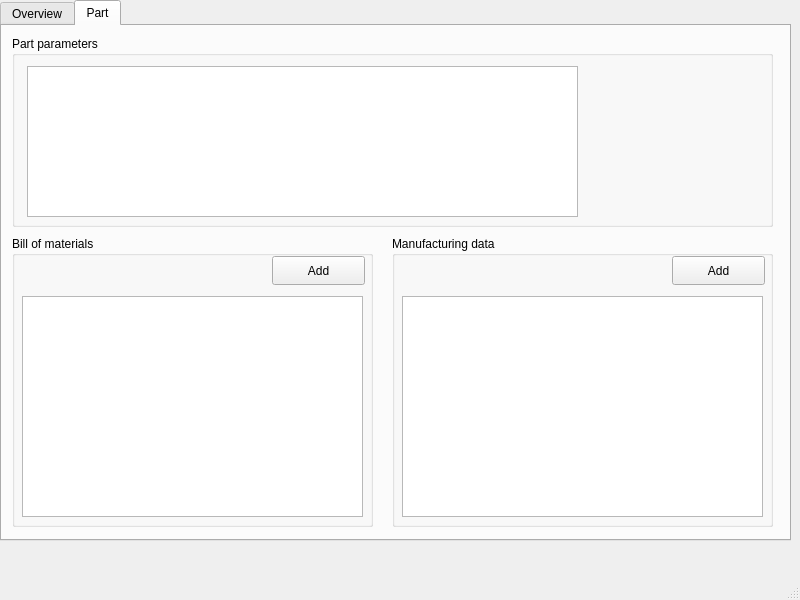
First picture: the form in Src/PDMLite/mainwindow.ui, repository am-a3/PDMLite, before the edit.
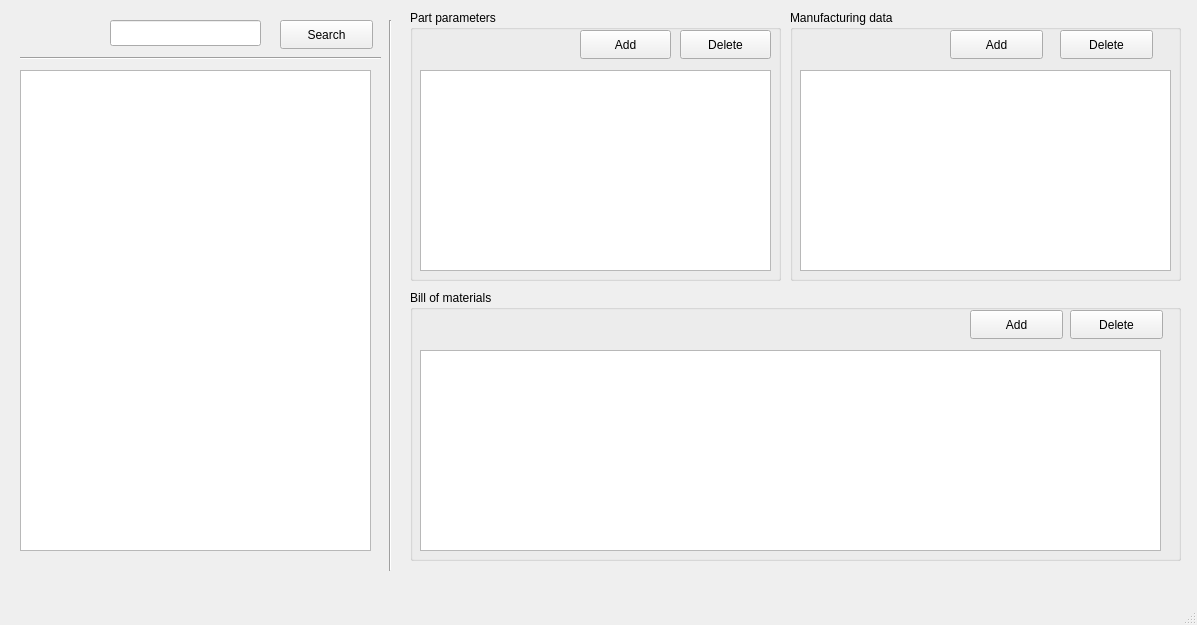
Second picture: the form after the edit.

What changed in the file:
```diff
--- a/Src/PDMLite/mainwindow.ui
+++ b/Src/PDMLite/mainwindow.ui
@@ -6,88 +6,82 @@
    <rect>
     <x>0</x>
     <y>0</y>
-    <width>800</width>
-    <height>600</height>
+    <width>1197</width>
+    <height>625</height>
    </rect>
   </property>
   <property name="windowTitle">
    <string>MainWindow</string>
   </property>
   <widget class="QWidget" name="centralwidget">
-   <widget class="QTabWidget" name="tabWidget">
-    <property name="geometry">
-     <rect>
-      <x>0</x>
-      <y>0</y>
-      <width>791</width>
-      <height>541</height>
-     </rect>
-    </property>
-    <property name="currentIndex">
-     <number>1</number>
-    </property>
-    <widget class="QWidget" name="overviewTab">
-     <attribute name="title">
-      <string>Overview</string>
-     </attribute>
      <widget class="QLineEdit" name="searchPart">
       <property name="geometry">
        <rect>
-        <x>10</x>
-        <y>10</y>
-        <width>301</width>
+      <x>110</x>
+      <y>20</y>
+      <width>151</width>
         <height>26</height>
        </rect>
       </property>
      </widget>
-     <widget class="QPushButton" name="searchButton">
+   <widget class="QGroupBox" name="partParamgGroupBox">
       <property name="geometry">
        <rect>
-        <x>330</x>
+      <x>410</x>
         <y>10</y>
-        <width>93</width>
-        <height>29</height>
-       </rect>
-      </property>
-      <property name="text">
-       <string>Search</string>
-      </property>
-     </widget>
-     <widget class="QPushButton" name="addPartButton">
+      <width>371</width>
+      <height>271</height>
+     </rect>
+    </property>
+    <property name="title">
+     <string>Part parameters</string>
+    </property>
+    <widget class="QTableWidget" name="partParameterTable">
       <property name="geometry">
        <rect>
-        <x>530</x>
+       <x>10</x>
         <y>60</y>
-        <width>111</width>
+       <width>351</width>
+       <height>201</height>
+      </rect>
+     </property>
+    </widget>
+    <widget class="QPushButton" name="addPartParamButton">
+     <property name="geometry">
+      <rect>
+       <x>170</x>
+       <y>20</y>
+       <width>91</width>
         <height>29</height>
        </rect>
       </property>
       <property name="text">
-       <string>Add new part</string>
-      </property>
-     </widget>
-     <widget class="QPushButton" name="deletePartButton">
-      <property name="enabled">
-       <bool>false</bool>
-      </property>
+      <string>Add</string>
+     </property>
+    </widget>
+    <widget class="QPushButton" name="deletePartParamButton">
       <property name="geometry">
        <rect>
-        <x>650</x>
-        <y>60</y>
-        <width>111</width>
+       <x>270</x>
+       <y>20</y>
+       <width>91</width>
         <height>29</height>
        </rect>
       </property>
       <property name="text">
-       <string>Delete part</string>
-      </property>
+      <string>Delete</string>
+     </property>
+    </widget>
+    <zorder>partParameterTable</zorder>
+    <zorder>deletePartParamButton</zorder>
+    <zorder>addPartParamButton</zorder>
      </widget>
      <widget class="Line" name="line">
       <property name="geometry">
        <rect>
-        <x>10</x>
-        <y>40</y>
-        <width>761</width>
+      <x>20</x>
+      <y>50</y>
+      <width>361</width>
         <height>16</height>
        </rect>
       </property>
@@ -95,60 +89,94 @@
        <enum>Qt::Horizontal</enum>
       </property>
      </widget>
+   <widget class="QGroupBox" name="manufacturingDataroupBox">
+    <property name="geometry">
+     <rect>
+      <x>790</x>
+      <y>10</y>
+      <width>391</width>
+      <height>271</height>
+     </rect>
+    </property>
+    <property name="title">
+     <string>Manufacturing data</string>
+    </property>
+    <widget class="QPushButton" name="addManufDataButton">
+     <property name="geometry">
+      <rect>
+       <x>160</x>
+       <y>20</y>
+       <width>93</width>
+       <height>29</height>
+      </rect>
+     </property>
+     <property name="text">
+      <string>Add</string>
+     </property>
+    </widget>
+    <widget class="QTableView" name="dataTable">
+     <property name="geometry">
+      <rect>
+       <x>10</x>
+       <y>60</y>
+       <width>371</width>
+       <height>201</height>
+      </rect>
+     </property>
+    </widget>
+    <widget class="QPushButton" name="deleteManufDataButton">
+     <property name="geometry">
+      <rect>
+       <x>270</x>
+       <y>20</y>
+       <width>93</width>
+       <height>29</height>
+      </rect>
+     </property>
+     <property name="text">
+      <string>Delete</string>
+     </property>
+    </widget>
+   </widget>
+   <widget class="QPushButton" name="searchButton">
+    <property name="geometry">
+     <rect>
+      <x>280</x>
+      <y>20</y>
+      <width>93</width>
+      <height>29</height>
+     </rect>
+    </property>
+    <property name="text">
+     <string>Search</string>
+    </property>
+   </widget>
      <widget class="QTableWidget" name="overviewTable">
       <property name="geometry">
        <rect>
-        <x>10</x>
-        <y>100</y>
-        <width>761</width>
-        <height>401</height>
+      <x>20</x>
+      <y>70</y>
+      <width>351</width>
+      <height>481</height>
        </rect>
       </property>
      </widget>
-    </widget>
-    <widget class="QWidget" name="partTab">
-     <attribute name="title">
-      <string>Part</string>
-     </attribute>
-     <widget class="QGroupBox" name="groupBox">
+   <widget class="QGroupBox" name="bomGroupBox">
       <property name="geometry">
        <rect>
-        <x>10</x>
-        <y>10</y>
-        <width>761</width>
-        <height>191</height>
-       </rect>
-      </property>
-      <property name="title">
-       <string>Part parameters</string>
-      </property>
-      <widget class="QTableWidget" name="partParameterTable">
-       <property name="geometry">
-        <rect>
-         <x>15</x>
-         <y>30</y>
-         <width>551</width>
-         <height>151</height>
-        </rect>
-       </property>
-      </widget>
-     </widget>
-     <widget class="QGroupBox" name="groupBox_2">
-      <property name="geometry">
-       <rect>
-        <x>10</x>
-        <y>210</y>
-        <width>361</width>
-        <height>291</height>
+      <x>410</x>
+      <y>290</y>
+      <width>771</width>
+      <height>271</height>
        </rect>
       </property>
       <property name="title">
        <string>Bill of materials</string>
       </property>
-      <widget class="QPushButton" name="addBomButton">
+    <widget class="QPushButton" name="addBomPartButton">
        <property name="geometry">
         <rect>
-         <x>260</x>
+       <x>560</x>
          <y>20</y>
          <width>93</width>
          <height>29</height>
@@ -163,49 +191,37 @@
         <rect>
          <x>10</x>
          <y>60</y>
-         <width>341</width>
-         <height>221</height>
+       <width>741</width>
+       <height>201</height>
         </rect>
        </property>
       </widget>
-     </widget>
-     <widget class="QGroupBox" name="groupBox_3">
+    <widget class="QPushButton" name="deleteBomPartButton">
       <property name="geometry">
        <rect>
-        <x>390</x>
-        <y>210</y>
-        <width>381</width>
-        <height>291</height>
-       </rect>
-      </property>
-      <property name="title">
-       <string>Manufacturing data</string>
-      </property>
-      <widget class="QPushButton" name="addDataTable">
-       <property name="geometry">
-        <rect>
-         <x>280</x>
+       <x>660</x>
          <y>20</y>
          <width>93</width>
          <height>29</height>
         </rect>
        </property>
        <property name="text">
-        <string>Add</string>
-       </property>
-      </widget>
-      <widget class="QTableView" name="dataTable">
+      <string>Delete</string>
+     </property>
+    </widget>
+   </widget>
+   <widget class="Line" name="line_2">
        <property name="geometry">
         <rect>
-         <x>10</x>
-         <y>60</y>
-         <width>361</width>
-         <height>221</height>
-        </rect>
-       </property>
-      </widget>
-     </widget>
-    </widget>
+      <x>380</x>
+      <y>20</y>
+      <width>21</width>
+      <height>551</height>
+     </rect>
+    </property>
+    <property name="orientation">
+     <enum>Qt::Vertical</enum>
+    </property>
    </widget>
   </widget>
   <widget class="QMenuBar" name="menubar">
```
Left out of the diff: 5 changed lines with no effect on the pictures. Lines whose indentation alone changed are shown as unchanged.
